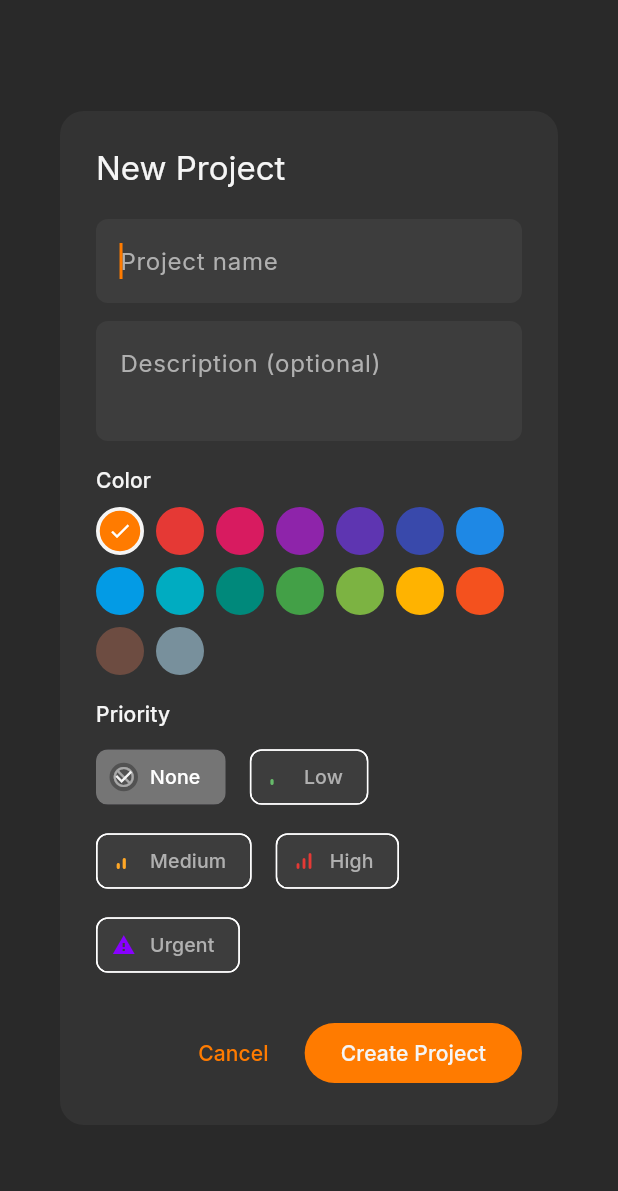
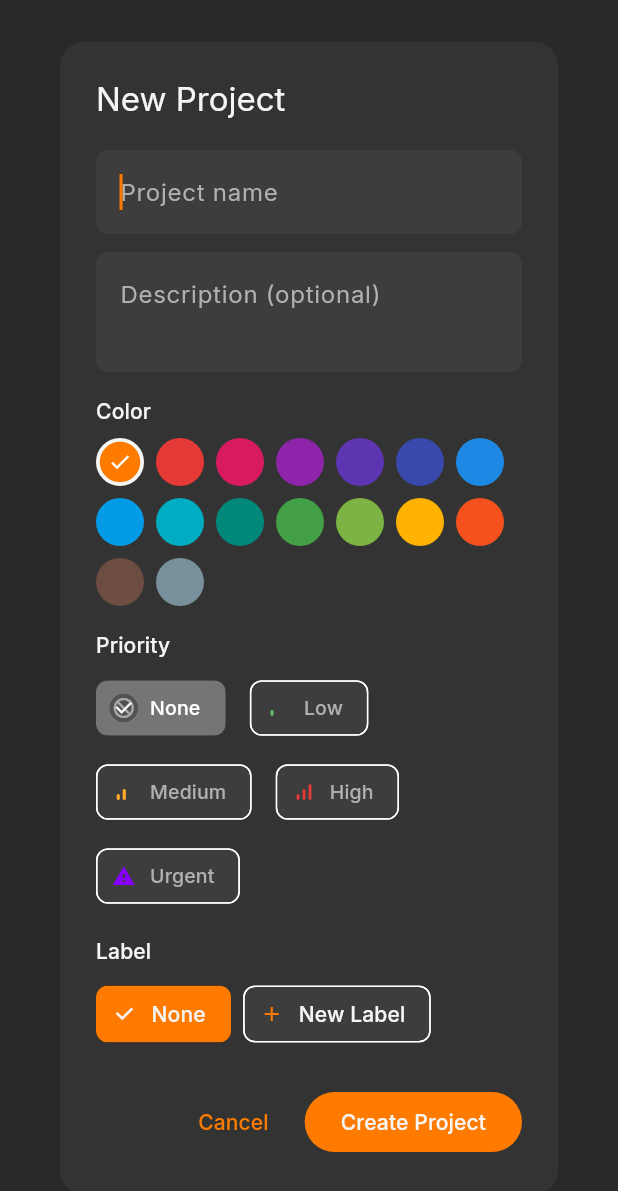
Before and after one commit to dotsem/carpe-diem, a Flutter app: the AddProjectDialog widget shown alone on an empty page, opened directly, on a phone screen of 412 x 824 dp. Shown: the top 1191 px of the screen. Run offline on Flutter 3.47's test engine with Material 3 defaults, Android fonts, the phone set to English and light mode, and no system bars; our stand-ins replace go_router, google_fonts, sqflite_common_ffi; accounts and stored records are empty.

Commit message:
add labels

```diff
--- a/lib/core/constants/app_constants.dart
+++ b/lib/core/constants/app_constants.dart
@@ -2,5 +2,5 @@ class AppConstants {
   static const String appName = 'Carpe Diem';
   static const int maxPlanningDaysAhead = 7;
   static const String dbName = 'carpe_diem.db';
-  static const int dbVersion = 2;
+  static const int dbVersion = 3;
 }
--- /dev/null
+++ b/lib/data/models/label.dart
@@ -0,0 +1,16 @@
+import 'package:flutter/material.dart';
+
+class Label {
+  final String id;
+  final String name;
+  final Color color;
+
+  const Label({required this.id, required this.name, required this.color});
+
+  Map<String, dynamic> toMap() => {'id': id, 'name': name, 'color': color.toARGB32()};
+
+  factory Label.fromMap(Map<String, dynamic> map) =>
+      Label(id: map['id'] as String, name: map['name'] as String, color: Color(map['color'] as int));
+
+  Label copyWith({String? name, Color? color}) => Label(id: id, name: name ?? this.name, color: color ?? this.color);
+}
--- a/lib/data/models/project.dart
+++ b/lib/data/models/project.dart
@@ -7,12 +7,30 @@ class Project {
   final String? description;
   final Color color;
   final Priority priority;
+  final String? labelId;
   final DateTime createdAt;
   final DateTime? updatedAt;
 
-  const Project({required this.id, required this.name, this.description, required this.color, this.priority = Priority.none, required this.createdAt, this.updatedAt});
+  const Project({
+    required this.id,
+    required this.name,
+    this.description,
+    required this.color,
+    this.priority = Priority.none,
+    this.labelId,
+    required this.createdAt,
+    this.updatedAt,
+  });
 
-  Map<String, dynamic> toMap() => {'id': id, 'name': name, 'description': description, 'color': color.toARGB32(), 'priority': priority.index, 'createdAt': createdAt.toIso8601String()};
+  Map<String, dynamic> toMap() => {
+    'id': id,
+    'name': name,
+    'description': description,
+    'color': color.toARGB32(),
+    'priority': priority.index,
+    'labelId': labelId,
+    'createdAt': createdAt.toIso8601String(),
+  };
 
   factory Project.fromMap(Map<String, dynamic> map) => Project(
     id: map['id'] as String,
@@ -20,10 +38,26 @@ class Project {
     description: map['description'] as String?,
     color: Color(map['color'] as int),
     priority: Priority.values[map['priority'] as int],
+    labelId: map['labelId'] as String?,
     createdAt: DateTime.parse(map['createdAt'] as String),
     updatedAt: map['updatedAt'] != null ? DateTime.parse(map['updatedAt'] as String) : null,
   );
 
-  Project copyWith({String? name, String? description, Color? color, Priority? priority}) =>
-      Project(id: id, name: name ?? this.name, description: description ?? this.description, color: color ?? this.color, priority: priority ?? this.priority, createdAt: createdAt, updatedAt: updatedAt);
+  Project copyWith({
+    String? name,
+    String? description,
+    Color? color,
+    Priority? priority,
+    String? labelId,
+    bool removeLabel = false,
+  }) => Project(
+    id: id,
+    name: name ?? this.name,
+    description: description ?? this.description,
+    color: color ?? this.color,
+    priority: priority ?? this.priority,
+    labelId: removeLabel ? null : (labelId ?? this.labelId),
+    createdAt: createdAt,
+    updatedAt: updatedAt,
+  );
 }
--- /dev/null
+++ b/lib/data/repositories/label_repository.dart
@@ -0,0 +1,35 @@
+import 'package:sqflite_common_ffi/sqflite_ffi.dart';
+import 'package:carpe_diem/data/database/database_helper.dart';
+import 'package:carpe_diem/data/models/label.dart';
+
+class LabelRepository {
+  Future<Database> get _db => DatabaseHelper.database;
+
+  Future<List<Label>> getAll() async {
+    final db = await _db;
+    final maps = await db.query('labels', orderBy: 'name ASC');
+    return maps.map(Label.fromMap).toList();
+  }
+
+  Future<Label?> getById(String id) async {
+    final db = await _db;
+    final maps = await db.query('labels', where: 'id = ?', whereArgs: [id]);
+    if (maps.isEmpty) return null;
+    return Label.fromMap(maps.first);
+  }
+
+  Future<void> insert(Label label) async {
+    final db = await _db;
+    await db.insert('labels', label.toMap());
+  }
+
+  Future<void> update(Label label) async {
+    final db = await _db;
+    await db.update('labels', label.toMap(), where: 'id = ?', whereArgs: [label.id]);
+  }
+
+  Future<void> delete(String id) async {
+    final db = await _db;
+    await db.delete('labels', where: 'id = ?', whereArgs: [id]);
+  }
+}
--- /dev/null
+++ b/lib/providers/label_provider.dart
@@ -0,0 +1,49 @@
+import 'package:flutter/material.dart';
+import 'package:uuid/uuid.dart';
+import 'package:carpe_diem/data/models/label.dart';
+import 'package:carpe_diem/data/repositories/label_repository.dart';
+
+class LabelProvider extends ChangeNotifier {
+  final LabelRepository _repo = LabelRepository();
+  final _uuid = const Uuid();
+
+  List<Label> _labels = [];
+  bool _isLoading = false;
+
+  List<Label> get labels => _labels;
+  bool get isLoading => _isLoading;
+
+  Future<void> loadLabels() async {
+    _isLoading = true;
+    notifyListeners();
+
+    _labels = await _repo.getAll();
+    _isLoading = false;
+    notifyListeners();
+  }
+
+  Future<void> addLabel({required String name, required Color color}) async {
+    final label = Label(id: _uuid.v4(), name: name, color: color);
+    await _repo.insert(label);
+    await loadLabels();
+  }
+
+  Future<void> updateLabel(Label label) async {
+    await _repo.update(label);
+    await loadLabels();
+  }
+
+  Future<void> deleteLabel(String id) async {
+    await _repo.delete(id);
+    await loadLabels();
+  }
+
+  Label? getById(String? id) {
+    if (id == null) return null;
+    try {
+      return _labels.firstWhere((l) => l.id == id);
+    } catch (_) {
+      return null;
+    }
+  }
+}
--- a/lib/providers/project_provider.dart
+++ b/lib/providers/project_provider.dart
@@ -28,6 +28,7 @@ class ProjectProvider extends ChangeNotifier {
     String? description,
     required Color color,
     Priority priority = Priority.none,
+    String? labelId,
   }) async {
     final project = Project(
       id: _uuid.v4(),
@@ -35,6 +36,7 @@ class ProjectProvider extends ChangeNotifier {
       description: description,
       color: color,
       priority: priority,
+      labelId: labelId,
       createdAt: DateTime.now(),
     );
     await _repo.insert(project);
--- a/lib/ui/dialogs/add_project_dialog.dart
+++ b/lib/ui/dialogs/add_project_dialog.dart
@@ -1,3 +1,4 @@
+import 'package:carpe_diem/ui/widgets/context_menu/label_context_menu.dart';
 import 'package:flutter/material.dart';
 import 'package:provider/provider.dart';
 import 'package:carpe_diem/core/theme/app_theme.dart';
@@ -5,6 +6,7 @@ import 'package:carpe_diem/data/models/priority.dart';
 import 'package:carpe_diem/providers/project_provider.dart';
 import 'package:carpe_diem/ui/widgets/priority_picker.dart';
 import 'package:carpe_diem/ui/widgets/color_picker.dart';
+import 'package:carpe_diem/ui/widgets/label_picker.dart';
 import 'package:carpe_diem/ui/dialogs/common/sized_dialog.dart';
 
 class AddProjectDialog extends StatefulWidget {
@@ -19,6 +21,7 @@ class _AddProjectDialogState extends State<AddProjectDialog> {
   final _descController = TextEditingController();
   Color _selectedColor = AppColors.accent;
   Priority _priority = Priority.none;
+  String? _selectedLabelId;
 
   @override
   void dispose() {
@@ -57,6 +60,10 @@ class _AddProjectDialogState extends State<AddProjectDialog> {
           Text('Priority', style: Theme.of(context).textTheme.labelLarge),
           const SizedBox(height: 8),
           PriorityPicker(selected: _priority, onChanged: (p) => setState(() => _priority = p)),
+          const SizedBox(height: 16),
+          Text('Label', style: Theme.of(context).textTheme.labelLarge),
+          const SizedBox(height: 8),
+          LabelPicker(selectedLabelId: _selectedLabelId, onSelected: (id) => setState(() => _selectedLabelId = id)),
           const SizedBox(height: 24),
           Row(
             mainAxisAlignment: MainAxisAlignment.end,
@@ -80,6 +87,7 @@ class _AddProjectDialogState extends State<AddProjectDialog> {
       description: _descController.text.trim().isEmpty ? null : _descController.text.trim(),
       color: _selectedColor,
       priority: _priority,
+      labelId: _selectedLabelId,
     );
     Navigator.of(context).pop();
   }
--- /dev/null
+++ b/lib/ui/widgets/label_picker.dart
@@ -0,0 +1,72 @@
+import 'package:carpe_diem/ui/dialogs/add_label_dialog.dart';
+import 'package:carpe_diem/ui/widgets/context_menu/label_context_menu.dart';
+import 'package:flutter/material.dart';
+import 'package:provider/provider.dart';
+import 'package:carpe_diem/core/theme/app_theme.dart';
+import 'package:carpe_diem/providers/label_provider.dart';
+
+class LabelPicker extends StatelessWidget {
+  final String? selectedLabelId;
+  final ValueChanged<String?> onSelected;
+
+  const LabelPicker({super.key, this.selectedLabelId, required this.onSelected});
+
+  @override
+  Widget build(BuildContext context) {
+    return Consumer<LabelProvider>(
+      builder: (context, provider, _) {
+        return Wrap(
+          spacing: 8,
+          runSpacing: 8,
+          children: [
+            ChoiceChip(
+              label: const Text('None'),
+              selected: selectedLabelId == null,
+              onSelected: (selected) {
+                if (selected) onSelected(null);
+              },
+              backgroundColor: AppColors.surfaceLight,
+              selectedColor: AppColors.accent,
+            ),
+            ...provider.labels.map((label) {
+              final isSelected = label.id == selectedLabelId;
+              return Builder(
+                builder: (context) => GestureDetector(
+                  onSecondaryTapDown: (details) {
+                    showLabelContextMenu(
+                      context,
+                      label,
+                      details.localPosition,
+                      context.findRenderObject() as RenderBox,
+                    );
+                  },
+                  child: ChoiceChip(
+                    label: Text(label.name),
+                    selected: isSelected,
+                    onSelected: (selected) {
+                      if (selected) onSelected(label.id);
+                    },
+                    avatar: CircleAvatar(backgroundColor: label.color, radius: 6),
+                    backgroundColor: AppColors.surfaceLight,
+                    selectedColor: label.color.withAlpha(200),
+                    labelStyle: TextStyle(color: isSelected ? Colors.white : AppColors.textSecondary),
+                  ),
+                ),
+              );
+            }),
+            ActionChip(
+              label: const Text('New Label'),
+              avatar: const Icon(Icons.add, size: 16),
+              onPressed: () => _showAddLabel(context),
+              backgroundColor: AppColors.surfaceLight,
+            ),
+          ],
+        );
+      },
+    );
+  }
+
+  void _showAddLabel(BuildContext context) {
+    showDialog(context: context, builder: (context) => const AddLabelDialog());
+  }
+}
--- a/lib/ui/widgets/project_card.dart
+++ b/lib/ui/widgets/project_card.dart
@@ -1,6 +1,8 @@
 import 'package:carpe_diem/core/theme/app_theme.dart';
 import 'package:carpe_diem/data/models/project.dart';
+import 'package:carpe_diem/providers/label_provider.dart';
 import 'package:flutter/material.dart';
+import 'package:provider/provider.dart';
 
 class ProjectCard extends StatelessWidget {
   final Project project;
@@ -62,6 +64,36 @@ class ProjectCard extends StatelessWidget {
                     style: const TextStyle(fontSize: 13, color: AppColors.textSecondary),
                   ),
                 ],
+                const SizedBox(height: 12),
+                Consumer<LabelProvider>(
+                  builder: (context, labelProvider, _) {
+                    final label = labelProvider.getById(project.labelId);
+                    if (label == null) return const SizedBox.shrink();
+                    return Container(
+                      padding: const EdgeInsets.symmetric(horizontal: 8, vertical: 4),
+                      decoration: BoxDecoration(
+                        color: label.color.withAlpha(25),
+                        borderRadius: BorderRadius.circular(4),
+                        border: Border.all(color: label.color.withAlpha(75)),
+                      ),
+                      child: Row(
+                        mainAxisSize: MainAxisSize.min,
+                        children: [
+                          Container(
+                            width: 8,
+                            height: 8,
+                            decoration: BoxDecoration(color: label.color, shape: BoxShape.circle),
+                          ),
+                          const SizedBox(width: 6),
+                          Text(
+                            label.name,
+                            style: TextStyle(color: label.color, fontSize: 11, fontWeight: FontWeight.bold),
+                          ),
+                        ],
+                      ),
+                    );
+                  },
+                ),
               ],
             ),
           ),
```
Also changed, not shown: lib/data/database/database_helper.dart (+25 -1 lines), lib/main.dart (+8 -1 lines), lib/ui/dialogs/add_label_dialog.dart (added, +48 -0 lines), lib/ui/dialogs/edit_label_dialog.dart (added, +57 -0 lines), lib/ui/dialogs/edit_project_dialog.dart (+8 -0 lines), lib/ui/widgets/context_menu/label_context_menu.dart (added, +35 -0 lines).
